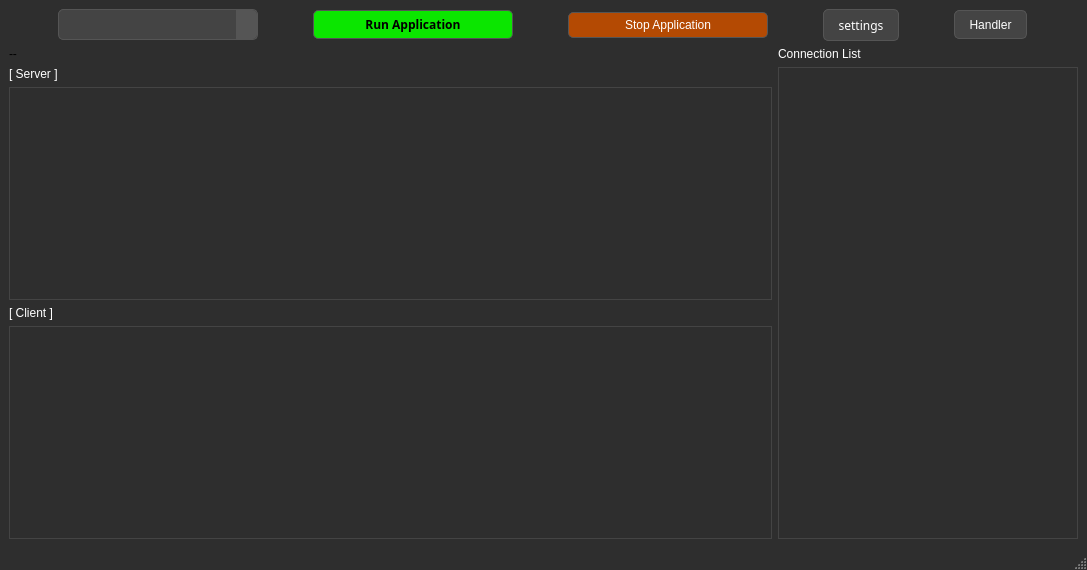
The window that ui/main.ui (gusdnd3150/communication-gui) describes before a commit, drawn with Qt 5.
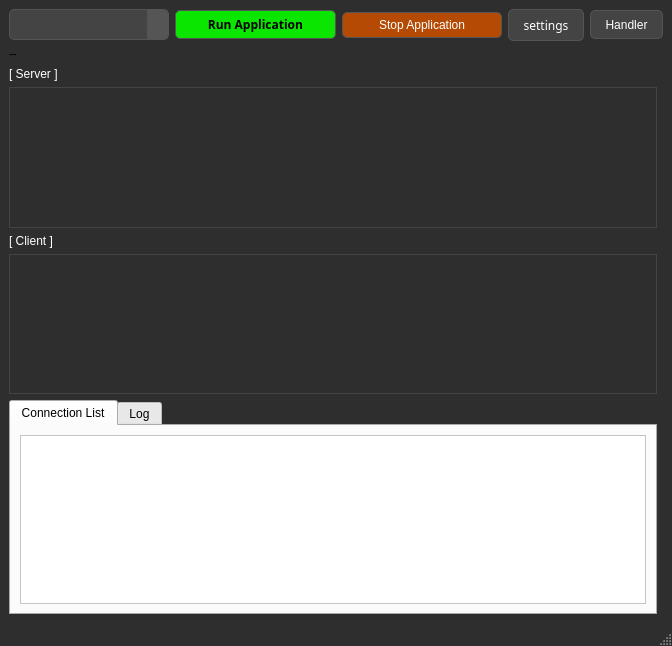
The same window after the commit. The open tabs and pages were chosen to show the change.

What changed in the file:
```diff
--- a/ui/main.ui
+++ b/ui/main.ui
@@ -6,8 +6,8 @@
    <rect>
     <x>0</x>
     <y>0</y>
-    <width>1087</width>
-    <height>570</height>
+    <width>672</width>
+    <height>646</height>
    </rect>
   </property>
   <property name="sizePolicy">
@@ -18,7 +18,7 @@
   </property>
   <property name="minimumSize">
    <size>
-    <width>500</width>
+    <width>400</width>
     <height>400</height>
    </size>
   </property>
@@ -79,6 +79,12 @@
       </item>
       <item>
        <widget class="QTableWidget" name="list_run_server">
+        <property name="maximumSize">
+         <size>
+          <width>16777215</width>
+          <height>200</height>
+         </size>
+        </property>
         <property name="font">
          <font>
           <pointsize>8</pointsize>
@@ -176,6 +182,12 @@
       </item>
       <item>
        <widget class="QTableWidget" name="list_run_client">
+        <property name="maximumSize">
+         <size>
+          <width>16777215</width>
+          <height>200</height>
+         </size>
+        </property>
         <property name="font">
          <font>
           <pointsize>8</pointsize>
@@ -245,39 +257,34 @@
         </property>
        </widget>
       </item>
-     </layout>
-    </item>
-    <item row="2" column="1">
-     <widget class="QTableWidget" name="list_conn">
-      <property name="maximumSize">
-       <size>
-        <width>300</width>
-        <height>16777215</height>
-       </size>
-      </property>
-      <property name="styleSheet">
-       <string notr="true">QTableWidget {
-    background-color: #2E2E2E;
-    color: #FFFFFF;
-    gridline-color: #444444;
-    border: 1px solid #444444;
-}
-
-QHeaderView::section {
-    background-color: #444444;
-    color: #FFFFFF;
-    padding: 4px;
-    border: 1px solid #2E2E2E;
-}
-
-QTableWidget::item {
-    border: none;
-    padding: 4px;
-}
-
-QTableWidget::item:selected {
-    background-color: #555555;
-    color: #FFFFFF;
+      <item>
+       <widget class="QTabWidget" name="tabWidget">
+        <property name="styleSheet">
+         <string notr="true"/>
+        </property>
+        <property name="currentIndex">
+         <number>1</number>
+        </property>
+        <widget class="QWidget" name="tab">
+         <attribute name="title">
+          <string>Connection List</string>
+         </attribute>
+         <layout class="QHBoxLayout" name="horizontalLayout">
+          <item>
+           <widget class="QTreeView" name="list_conn">
+            <property name="enabled">
+             <bool>true</bool>
+            </property>
+            <property name="maximumSize">
+             <size>
+              <width>16777215</width>
+              <height>16777215</height>
+             </size>
+            </property>
+            <property name="styleSheet">
+             <string notr="true">QTreeView{
+	background-color: white;
+	color:black
 }
 
 QScrollBar:vertical {
@@ -304,8 +311,47 @@
 QScrollBar::add-page:vertical, QScrollBar::sub-page:vertical {
     background: none;
 }</string>
-      </property>
-     </widget>
+            </property>
+            <property name="frameShadow">
+             <enum>QFrame::Sunken</enum>
+            </property>
+            <property name="lineWidth">
+             <number>200</number>
+            </property>
+            <property name="verticalScrollBarPolicy">
+             <enum>Qt::ScrollBarAsNeeded</enum>
+            </property>
+           </widget>
+          </item>
+         </layout>
+        </widget>
+        <widget class="QWidget" name="tab_2">
+         <attribute name="title">
+          <string>Log</string>
+         </attribute>
+         <layout class="QVBoxLayout" name="verticalLayout_2">
+          <item>
+           <widget class="QCheckBox" name="chkbox_show_log">
+            <property name="text">
+             <string>show log</string>
+            </property>
+           </widget>
+          </item>
+          <item>
+           <widget class="QPlainTextEdit" name="list_log">
+            <property name="lineWrapMode">
+             <enum>QPlainTextEdit::NoWrap</enum>
+            </property>
+            <property name="readOnly">
+             <bool>true</bool>
+            </property>
+           </widget>
+          </item>
+         </layout>
+        </widget>
+       </widget>
+      </item>
+     </layout>
     </item>
     <item row="0" column="0" colspan="2">
      <layout class="QGridLayout" name="gridLayout">
@@ -490,18 +536,6 @@
       </item>
      </layout>
     </item>
-    <item row="1" column="1">
-     <widget class="QLabel" name="label_4">
-      <property name="styleSheet">
-       <string notr="true">QLabel{
-	color:white
-}</string>
-      </property>
-      <property name="text">
-       <string>Connection List</string>
-      </property>
-     </widget>
-    </item>
    </layout>
   </widget>
   <widget class="QMenuBar" name="menubar">
```
Left out of the diff: 4 changed lines with no effect on the pictures.
